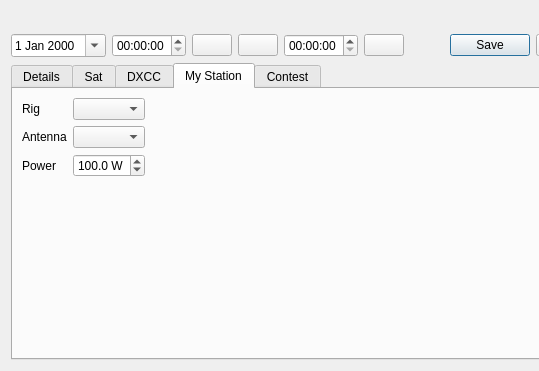
Above: ui/NewContactWidget.ui from k5mcd/QLog before the change; both pictures show x 0 to 539 and y 251 to 622 of the 1340 by 622 pixel window. Below: the same form after it.
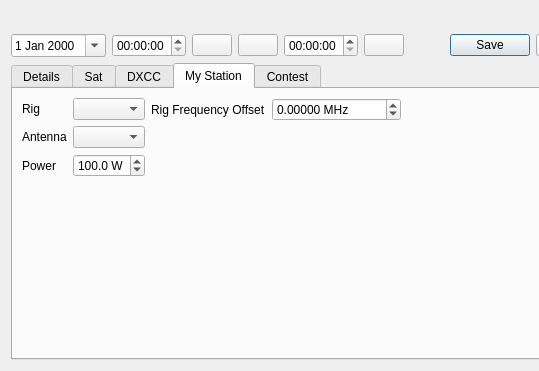
That is the form after the change. The open tabs and pages were chosen to show the change. Icons and pictures are not drawn. Custom widgets are drawn as their Qt base class.

Commit message: NewContact: Added support to define RIG Fref Offset

```diff
--- a/ui/NewContactWidget.ui
+++ b/ui/NewContactWidget.ui
@@ -1236,27 +1236,9 @@
       <attribute name="title">
        <string>My Station</string>
       </attribute>
-      <layout class="QFormLayout" name="formLayout_4">
-       <item row="0" column="0">
-        <widget class="QLabel" name="rigLabel">
-         <property name="text">
-          <string>Rig</string>
-         </property>
-        </widget>
-       </item>
-       <item row="0" column="1">
-        <widget class="QComboBox" name="rigEdit">
-         <property name="sizePolicy">
-          <sizepolicy hsizetype="Maximum" vsizetype="Fixed">
-           <horstretch>0</horstretch>
-           <verstretch>0</verstretch>
-          </sizepolicy>
-         </property>
-         <property name="focusPolicy">
-          <enum>Qt::ClickFocus</enum>
-         </property>
-        </widget>
-       </item>
+      <layout class="QHBoxLayout" name="horizontalLayout_3">
+       <item>
+        <layout class="QGridLayout" name="gridLayout_2">
        <item row="2" column="1">
         <widget class="QDoubleSpinBox" name="powerEdit">
          <property name="sizePolicy">
@@ -1282,13 +1264,6 @@
          </property>
         </widget>
        </item>
-       <item row="2" column="0">
-        <widget class="QLabel" name="powerLabel">
-         <property name="text">
-          <string>Power</string>
-         </property>
-        </widget>
-       </item>
        <item row="1" column="0">
         <widget class="QLabel" name="antennaLabel">
          <property name="text">
@@ -1296,6 +1271,26 @@
          </property>
         </widget>
        </item>
+         <item row="0" column="1">
+          <widget class="QComboBox" name="rigEdit">
+           <property name="sizePolicy">
+            <sizepolicy hsizetype="Maximum" vsizetype="Fixed">
+             <horstretch>0</horstretch>
+             <verstretch>0</verstretch>
+            </sizepolicy>
+           </property>
+           <property name="focusPolicy">
+            <enum>Qt::ClickFocus</enum>
+           </property>
+          </widget>
+         </item>
+         <item row="2" column="0">
+          <widget class="QLabel" name="powerLabel">
+           <property name="text">
+            <string>Power</string>
+           </property>
+          </widget>
+         </item>
        <item row="1" column="1">
         <widget class="QComboBox" name="antennaEdit">
          <property name="sizePolicy">
@@ -1306,6 +1301,84 @@
          </property>
         </widget>
        </item>
+         <item row="0" column="0">
+          <widget class="QLabel" name="rigLabel">
+           <property name="text">
+            <string>Rig</string>
+           </property>
+          </widget>
+         </item>
+         <item row="3" column="1">
+          <spacer name="verticalSpacer">
+           <property name="orientation">
+            <enum>Qt::Vertical</enum>
+           </property>
+           <property name="sizeHint" stdset="0">
+            <size>
+             <width>20</width>
+             <height>40</height>
+            </size>
+           </property>
+          </spacer>
+         </item>
+        </layout>
+       </item>
+       <item>
+        <layout class="QGridLayout" name="gridLayout_4">
+         <item row="0" column="1">
+          <widget class="QDoubleSpinBox" name="rigFreqOffsetSpin">
+           <property name="suffix">
+            <string> MHz</string>
+           </property>
+           <property name="decimals">
+            <number>5</number>
+           </property>
+           <property name="minimum">
+            <double>-99999.999989999996615</double>
+           </property>
+           <property name="maximum">
+            <double>99999.999989999996615</double>
+           </property>
+           <property name="singleStep">
+            <double>0.001000000000000</double>
+           </property>
+          </widget>
+         </item>
+         <item row="0" column="0">
+          <widget class="QLabel" name="rigFreqOffsetLabel">
+           <property name="text">
+            <string>Rig Frequency Offset</string>
+           </property>
+          </widget>
+         </item>
+         <item row="1" column="1">
+          <spacer name="verticalSpacer_2">
+           <property name="orientation">
+            <enum>Qt::Vertical</enum>
+           </property>
+           <property name="sizeHint" stdset="0">
+            <size>
+             <width>20</width>
+             <height>40</height>
+            </size>
+           </property>
+          </spacer>
+         </item>
+        </layout>
+       </item>
+       <item>
+        <spacer name="horizontalSpacer_2">
+         <property name="orientation">
+          <enum>Qt::Horizontal</enum>
+         </property>
+         <property name="sizeHint" stdset="0">
+          <size>
+           <width>40</width>
+           <height>20</height>
+          </size>
+         </property>
+        </spacer>
+       </item>
       </layout>
      </widget>
      <widget class="QWidget" name="tab_5">
```
Left out of the diff: 17 changed lines with no effect on the pictures. Lines whose indentation alone changed are shown as unchanged. The commit also changes 2 other files.
